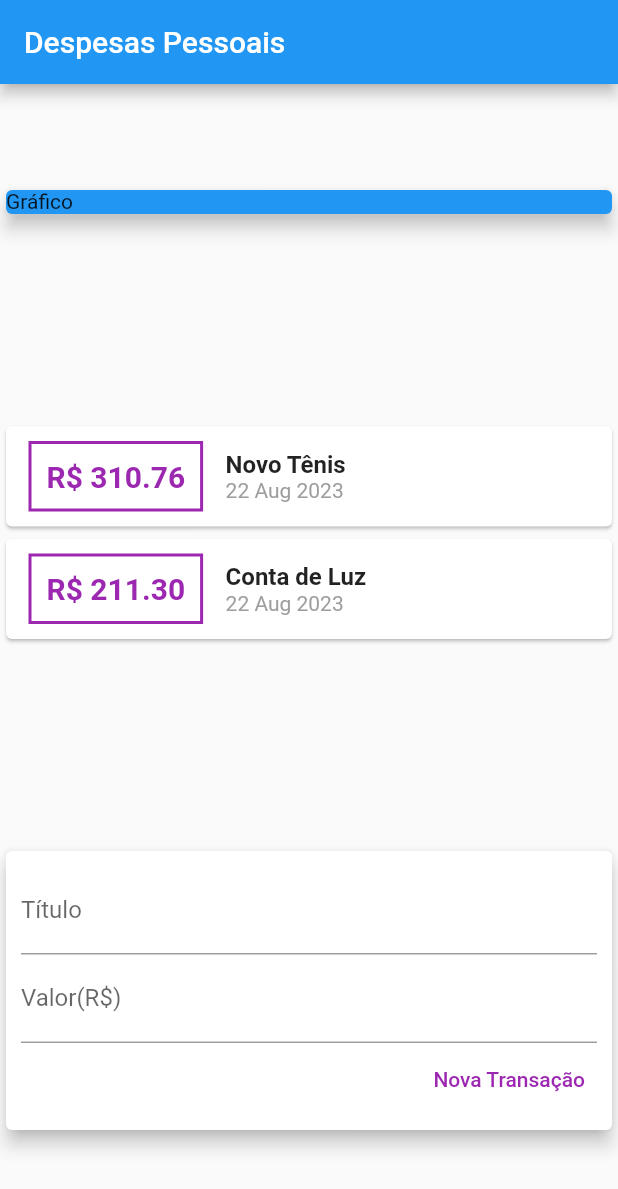
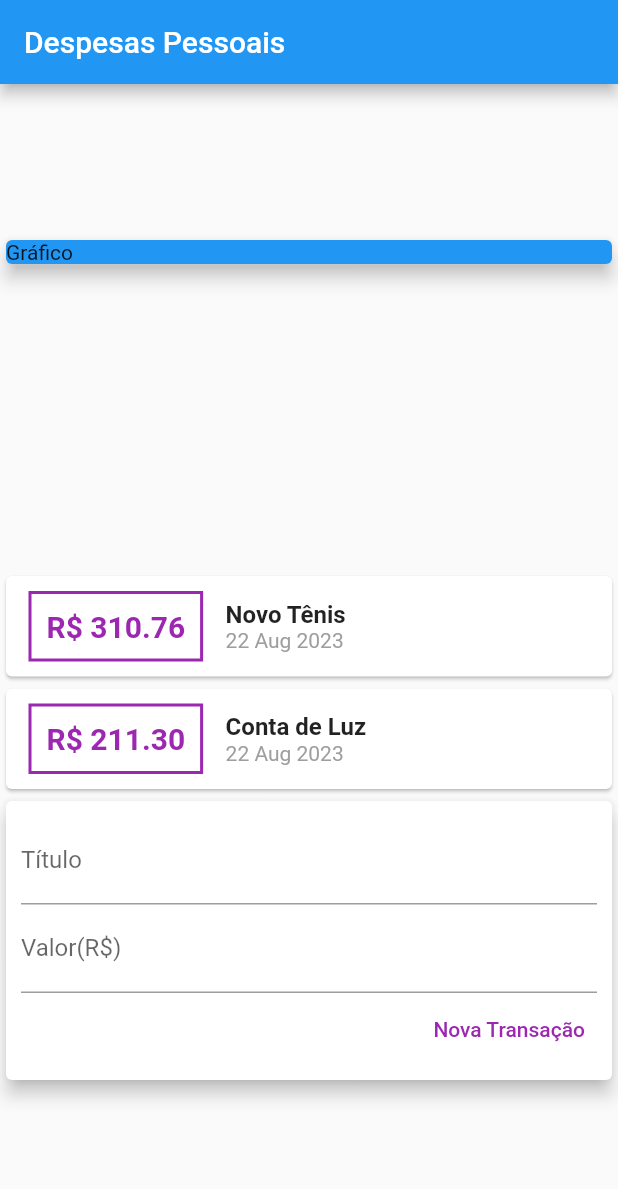
Before and after one commit to rickd3v/app-expenses, a Flutter app: the screen it shows after launch, on a phone screen of 412 x 824 dp. Shown: the top 1189 px of the screen. Run offline on Flutter 3.47's test engine with Material 2 defaults, Android fonts, the phone set to English and light mode, and no system bars.

```diff
--- /dev/null
+++ b/lib/components/transaction_form.dart
@@ -0,0 +1,49 @@
+import 'package:flutter/material.dart';
+
+class TransactionForm extends StatelessWidget {
+  final titleController = TextEditingController();
+  final valueController = TextEditingController();
+
+  @override
+  Widget build(BuildContext context) {
+    return Card(
+      elevation: 5,
+      child: Padding(
+        padding: const EdgeInsets.all(10),
+        child: Column(
+          children: [
+            TextField(
+              controller: titleController,
+              decoration: InputDecoration(
+                labelText: 'Título',
+              ),
+            ),
+            TextField(
+              controller: valueController,
+              decoration: InputDecoration(
+                labelText: 'Valor(R\$)',
+              ),
+            ),
+            Row(
+              mainAxisAlignment: MainAxisAlignment.end,
+              children: [
+                TextButton(
+                  onPressed: () {
+                    print(titleController.text);
+                    print(valueController.text);
+                  },
+                  child: Text(
+                    'Nova Transação',
+                    style: TextStyle(
+                      color: Colors.purple,
+                    ),
+                  ),
+                )
+              ],
+            )
+          ],
+        ),
+      ),
+    );
+  }
+}
--- /dev/null
+++ b/lib/components/transaction_list.dart
@@ -0,0 +1,59 @@
+import 'package:expenses/models/transaction.dart';
+import 'package:flutter/material.dart';
+import 'package:intl/intl.dart';
+
+class TransactionList extends StatelessWidget {
+  final List<Transaction> transactions;
+
+  TransactionList(this.transactions);
+
+  @override
+  Widget build(BuildContext context) {
+    return Column(
+      children: transactions.map((tr) {
+        return Card(
+          child: Row(
+            children: [
+              Container(
+                margin: EdgeInsets.symmetric(horizontal: 15, vertical: 10),
+                decoration: BoxDecoration(
+                  border: Border.all(
+                    color: Colors.purple,
+                    width: 2,
+                  ),
+                ),
+                padding: EdgeInsets.all(10),
+                child: Text(
+                  'R\$ ${tr.value.toStringAsFixed(2)}',
+                  style: TextStyle(
+                    fontWeight: FontWeight.bold,
+                    fontSize: 20,
+                    color: Colors.purple,
+                  ),
+                ),
+              ),
+              Column(
+                crossAxisAlignment: CrossAxisAlignment.start,
+                children: [
+                  Text(
+                    tr.title,
+                    style: TextStyle(
+                      fontWeight: FontWeight.bold,
+                      fontSize: 16,
+                    ),
+                  ),
+                  Text(
+                    DateFormat('d MMM y').format(tr.date),
+                    style: TextStyle(
+                      color: Colors.grey,
+                    ),
+                  ),
+                ],
+              ),
+            ],
+          ),
+        );
+      }).toList(),
+    );
+  }
+}
--- /dev/null
+++ b/lib/components/transaction_user.dart
@@ -0,0 +1,39 @@
+import 'package:flutter/material.dart';
+
+import './transaction_form.dart';
+import './transaction_list.dart';
+import '../models/transaction.dart';
+
+class TransactionUser extends StatefulWidget {
+  const TransactionUser({super.key});
+
+  @override
+  State<TransactionUser> createState() => _TransactionUserState();
+}
+
+class _TransactionUserState extends State<TransactionUser> {
+  final _transactions = [
+    Transaction(
+      id: 't1',
+      title: 'Novo Tênis',
+      value: 310.76,
+      date: DateTime.now(),
+    ),
+    Transaction(
+      id: 't2',
+      title: 'Conta de Luz ',
+      value: 211.30,
+      date: DateTime.now(),
+    ),
+  ];
+
+  @override
+  Widget build(BuildContext context) {
+    return Column(
+      children: [
+        TransactionList(_transactions),
+        TransactionForm(),
+      ],
+    );
+  }
+}
--- a/lib/main.dart
+++ b/lib/main.dart
@@ -1,6 +1,6 @@
-import 'package:expenses/models/transaction.dart';
 import 'package:flutter/material.dart';
-import 'package:intl/intl.dart';
+
+import 'components/transaction_user.dart';
 
 void main(List<String> args) {
   runApp(ExpensesApp());
@@ -16,24 +16,6 @@ class ExpensesApp extends StatelessWidget {
 }
 
 class MyHomePage extends StatelessWidget {
-  final titleController = TextEditingController();
-  final valueController = TextEditingController();
-
-  final _transactions = [
-    Transaction(
-      id: 't1',
-      title: 'Novo Tênis',
-      value: 310.76,
-      date: DateTime.now(),
-    ),
-    Transaction(
-      id: 't2',
-      title: 'Conta de Luz ',
-      value: 211.30,
-      date: DateTime.now(),
-    ),
-  ];
-
   @override
   Widget build(BuildContext context) {
     return Scaffold(
@@ -52,92 +34,7 @@ class MyHomePage extends StatelessWidget {
               elevation: 5,
             ),
           ),
-          Column(
-            children: _transactions.map((tr) {
-              return Card(
-                child: Row(
-                  children: [
-                    Container(
-                      margin:
-                          EdgeInsets.symmetric(horizontal: 15, vertical: 10),
-                      decoration: BoxDecoration(
-                        border: Border.all(
-                          color: Colors.purple,
-                          width: 2,
-                        ),
-                      ),
-                      padding: EdgeInsets.all(10),
-                      child: Text(
-                        'R\$ ${tr.value.toStringAsFixed(2)}',
-                        style: TextStyle(
-                          fontWeight: FontWeight.bold,
-                          fontSize: 20,
-                          color: Colors.purple,
-                        ),
-                      ),
-                    ),
-                    Column(
-                      crossAxisAlignment: CrossAxisAlignment.start,
-                      children: [
-                        Text(
-                          tr.title,
-                          style: TextStyle(
-                            fontWeight: FontWeight.bold,
-                            fontSize: 16,
-                          ),
-                        ),
-                        Text(
-                          DateFormat('d MMM y').format(tr.date),
-                          style: TextStyle(
-                            color: Colors.grey,
-                          ),
-                        ),
-                      ],
-                    ),
-                  ],
-                ),
-              );
-            }).toList(),
-          ),
-          Card(
-            elevation: 5,
-            child: Padding(
-              padding: const EdgeInsets.all(10),
-              child: Column(
-                children: [
-                  TextField(
-                    controller: titleController,
-                    decoration: InputDecoration(
-                      labelText: 'Título',
-                    ),
-                  ),
-                  TextField(
-                    controller: valueController,
-                    decoration: InputDecoration(
-                      labelText: 'Valor(R\$)',
-                    ),
-                  ),
-                  Row(
-                    mainAxisAlignment: MainAxisAlignment.end,
-                    children: [
-                      TextButton(
-                        onPressed: () {
-                          print(titleController.text);
-                          print(valueController.text);
-                        },
-                        child: Text(
-                          'Nova Transação',
-                          style: TextStyle(
-                            color: Colors.purple,
-                          ),
-                        ),
-                      )
-                    ],
-                  )
-                ],
-              ),
-            ),
-          ),
+          TransactionUser(),
         ],
       ),
     );
```
